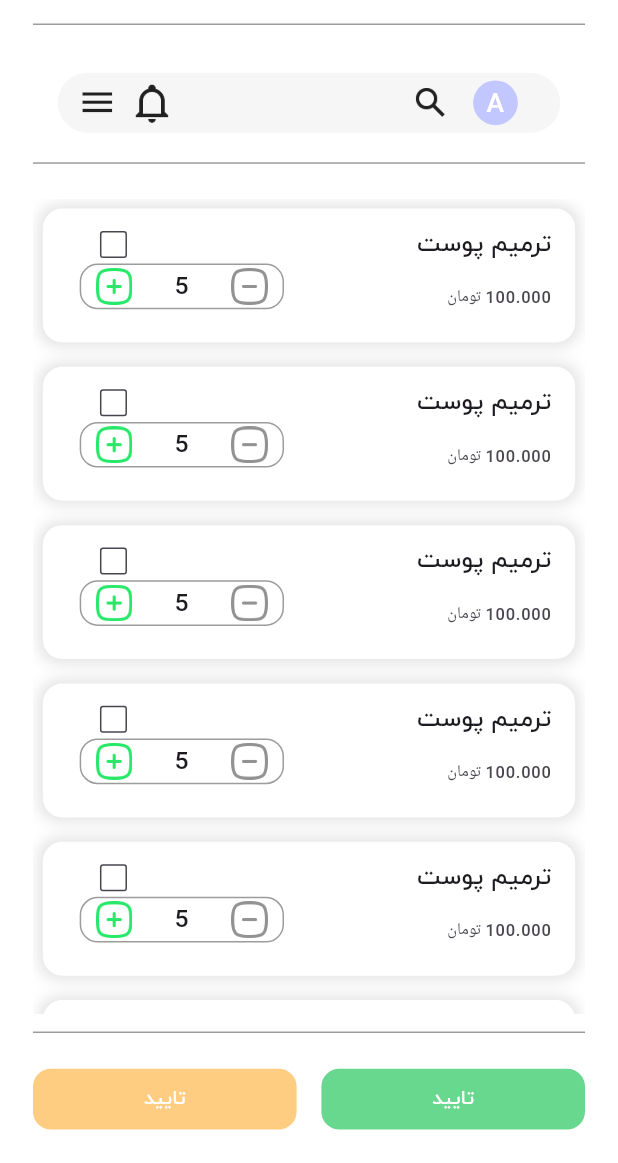
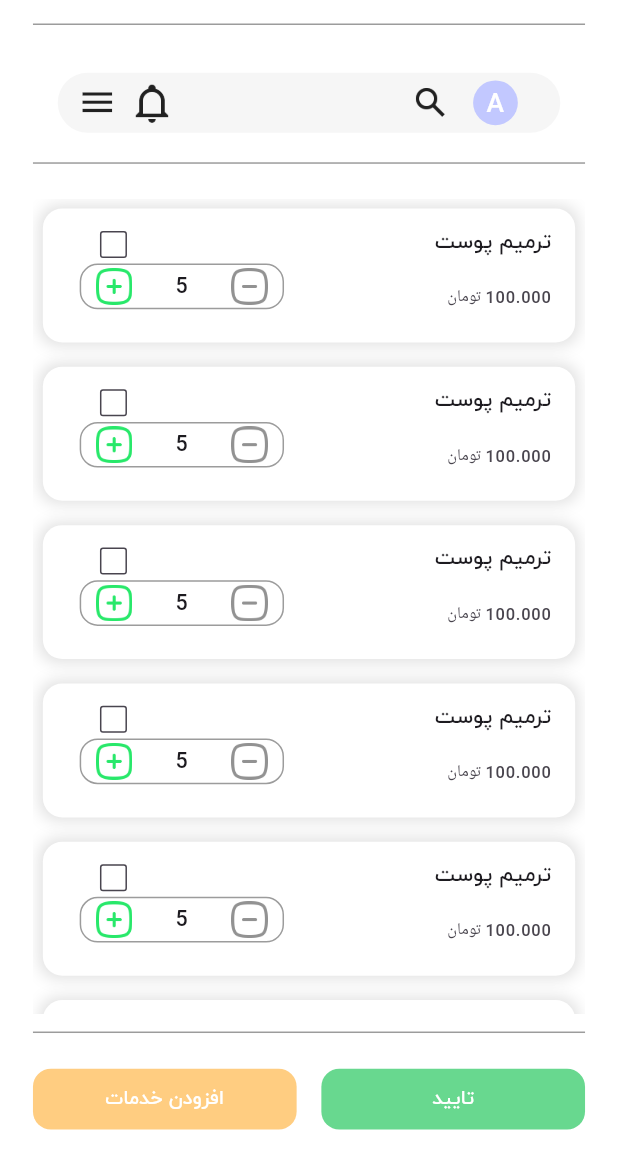
Before and after one commit to RayMasoumi/nobitok, a Flutter app: the screen it shows after launch, on a phone screen of 412 x 824 dp, the part 73-1236 px from its top. Run offline on Flutter 3.47's test engine with Material 2 defaults, Android fonts, the phone set to English and light mode, and no system bars; our stand-ins replace flutter_bloc, flutter_screenutil.

Commit message:
before changing list tile into a card

```diff
--- a/lib/constants/styles.dart
+++ b/lib/constants/styles.dart
@@ -60,5 +60,5 @@ final TextStyle kTitle15TextStyle = TextStyle(
 final TextStyle kBold13TextStyle = TextStyle(
     color: const Color(0xff1D1B20),
     fontFamily: kIranyekanFont,
-    fontSize: 15.w,
+    fontSize: 13.w,
     fontWeight: FontWeight.w500);
--- a/lib/main.dart
+++ b/lib/main.dart
@@ -29,8 +29,8 @@ class MyApp extends StatelessWidget {
           ),
           home: const Directionality(
             textDirection: TextDirection.rtl,
+            // child: ChangePriceBottomSheet(),
             child: ServiceBottomSheet(),
-            // child: HomeScreen(),
           ),
           localizationsDelegates: const [
             GlobalMaterialLocalizations.delegate,
--- a/lib/presentation/modal_bottom_sheets/service_list.dart
+++ b/lib/presentation/modal_bottom_sheets/service_list.dart
@@ -4,11 +4,11 @@ import 'package:nobitok/constants/colors.dart';
 import 'package:nobitok/constants/sizes.dart';
 import 'package:nobitok/constants/strings.dart';
 import 'package:nobitok/presentation/widgets/custom_button.dart';
+import 'package:nobitok/presentation/widgets/custom_list_tile.dart';
 import 'package:nobitok/presentation/widgets/custom_list_view.dart';
 import 'package:nobitok/presentation/widgets/custom_topbar.dart';
 import 'package:nobitok/presentation/widgets/padded_divider.dart';
 import 'package:nobitok/presentation/widgets/searchbar_widget.dart';
-import 'package:nobitok/presentation/widgets/thick_list_tile.dart';
 
 import '../../constants/styles.dart';
 import '../widgets/custom_bottom_sheet.dart';
@@ -39,7 +39,7 @@ class ServiceBottomSheet extends StatelessWidget {
 // * listView:
             Expanded(
               child: CustomListView(
-                listTile: ThickListTile(
+                listTile: CustomListTile(
 // * leading:
                   leading: SizedBox(
                     width: 120.w,
@@ -130,7 +130,7 @@ class ServiceBottomSheet extends StatelessWidget {
                   fontSize: 13,
                   borderRadius: kBorderRadius12,
                   color: kYellowColor,
-                  text: 'تایید',
+                  text: 'افزودن خدمات',
                   onPressed: () {},
                 ),
               ],
--- a/lib/presentation/screens/home_screen.dart
+++ b/lib/presentation/screens/home_screen.dart
@@ -1,9 +1,9 @@
 import 'package:flutter/material.dart';
 import 'package:flutter_screenutil/flutter_screenutil.dart';
+import 'package:nobitok/presentation/widgets/custom_list_tile.dart';
 import 'package:nobitok/presentation/widgets/custom_list_view.dart';
 import 'package:nobitok/presentation/widgets/custom_tabbar.dart';
 import 'package:nobitok/presentation/widgets/padded_divider.dart';
-import 'package:nobitok/presentation/widgets/thick_list_tile.dart';
 
 import '../../constants/sizes.dart';
 import '../../constants/styles.dart';
@@ -56,7 +56,7 @@ class HomeScreen extends StatelessWidget {
 // * list view:
               Expanded(
                 child: CustomListView(
-                  listTile: ThickListTile(
+                  listTile: CustomListTile(
                     leading: SizedBox(
                       width: 150.w,
                       child: Column(
--- a/lib/presentation/widgets/thick_list_tile.dart
+++ b/lib/presentation/widgets/custom_list_tile.dart
@@ -1,7 +1,7 @@
 import 'package:flutter/material.dart';
 
-class ThickListTile extends StatelessWidget {
-  const ThickListTile({
+class CustomListTile extends StatelessWidget {
+  const CustomListTile({
     super.key,
     required this.leading,
     required this.trailing,
```
Also changed, not shown: lib/presentation/modal_bottom_sheets/change_price.dart (added, +79 -0 lines), assets/icons/cash.png (added), assets/icons/edit.png (added).
